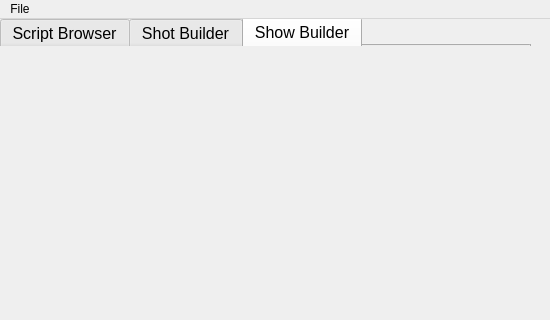
Before: the Qt Designer form __QtFiles__/MainWindow/NukeFileMangerGUI_v006.ui in zackthomas1/NukeFileManager, drawn with Qt 5; both pictures show x 0 to 550 and y 0 to 320 of the 550 by 800 pixel window.
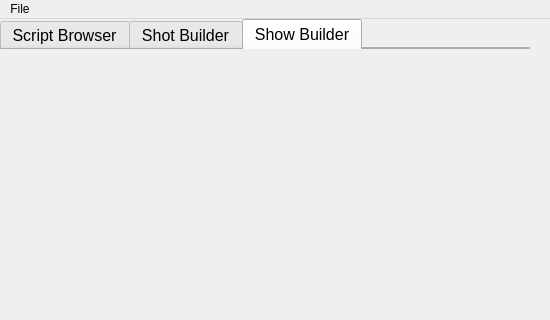
After: the same form once the commit is applied. The open tabs and pages were chosen to show the change.

The edit to the form file:
```diff
--- a/__QtFiles__/MainWindow/NukeFileMangerGUI_v006.ui
+++ b/__QtFiles__/MainWindow/NukeFileMangerGUI_v006.ui
@@ -16,12 +16,24 @@
     <verstretch>0</verstretch>
    </sizepolicy>
   </property>
+  <property name="minimumSize">
+   <size>
+    <width>550</width>
+    <height>800</height>
+   </size>
+  </property>
+  <property name="maximumSize">
+   <size>
+    <width>550</width>
+    <height>800</height>
+   </size>
+  </property>
   <property name="windowTitle">
    <string>MainWindow</string>
   </property>
   <widget class="QWidget" name="centralwidget">
    <property name="sizePolicy">
-    <sizepolicy hsizetype="Preferred" vsizetype="Preferred">
+    <sizepolicy hsizetype="Fixed" vsizetype="Fixed">
      <horstretch>0</horstretch>
      <verstretch>0</verstretch>
     </sizepolicy>
@@ -30,9 +42,9 @@
     <property name="geometry">
      <rect>
       <x>0</x>
-      <y>-2</y>
-      <width>531</width>
-      <height>29</height>
+      <y>0</y>
+      <width>530</width>
+      <height>30</height>
      </rect>
     </property>
     <property name="font">
```
Left out of the diff: 8 changed lines with no effect on the pictures.
